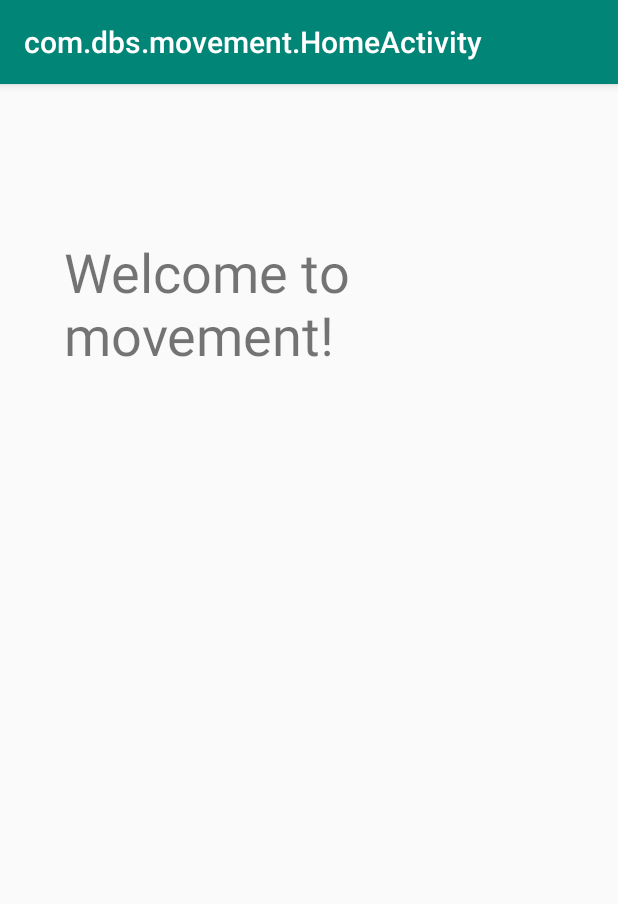
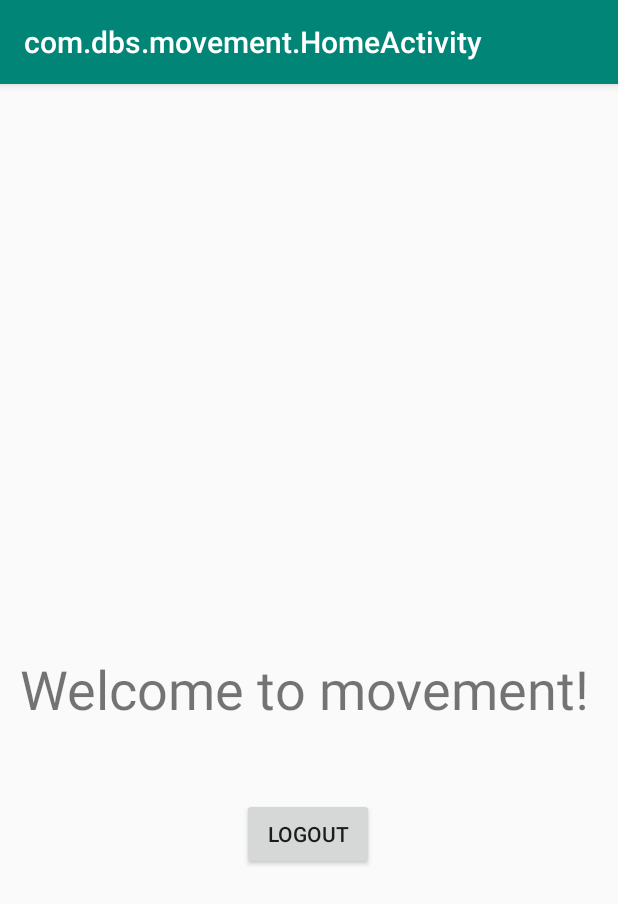
Before and after one commit to michaelbell010/movement, an Android app: the HomeActivity screen opened directly, with no data from a screen before it, on a phone screen of 412 x 824 dp. Shown: the top 904 px of the screen. Run offline under Robolectric (Android 15) with nearby library versions, the phone set to English and light mode, and no system bars; our stand-ins replace Firebase (no records; nobody signed in at launch, a user with empty details on screens opened directly).

Commit message:
added logout

```diff
--- a/app/src/main/java/com/dbs/movement/HomeActivity.java
+++ b/app/src/main/java/com/dbs/movement/HomeActivity.java
@@ -2,13 +2,32 @@ package com.dbs.movement;
 
 import androidx.appcompat.app.AppCompatActivity;
 
+import android.content.Intent;
 import android.os.Bundle;
+import android.view.View;
+import android.widget.Button;
+
+import com.google.firebase.auth.FirebaseAuth;
 
 public class HomeActivity extends AppCompatActivity {
+    Button btnLogout;
+    FirebaseAuth mFirebaseAuth;
+    private FirebaseAuth.AuthStateListener mAuthStatemListener;
 
     @Override
     protected void onCreate(Bundle savedInstanceState) {
         super.onCreate(savedInstanceState);
         setContentView(R.layout.activity_home);
+
+        btnLogout = findViewById(R.id.logout);
+
+        btnLogout.setOnClickListener(new View.OnClickListener() {
+            @Override
+            public void onClick(View view) {
+                FirebaseAuth.getInstance().signOut();
+                Intent intToMain = new Intent(HomeActivity.this, MainActivity.class);
+                startActivity(intToMain);
+            }
+        });
     }
 }
--- a/app/src/main/res/layout/activity_home.xml
+++ b/app/src/main/res/layout/activity_home.xml
@@ -7,14 +7,28 @@
     tools:context=".HomeActivity">
 
     <TextView
+
         android:id="@+id/textView2"
-        android:layout_width="326dp"
-        android:layout_height="91dp"
-        android:layout_marginBottom="576dp"
+        android:layout_width="395dp"
+        android:layout_height="69dp"
+        android:layout_marginBottom="320dp"
         android:text="Welcome to movement!"
         android:textSize="36sp"
         app:layout_constraintBottom_toBottomOf="parent"
-        app:layout_constraintHorizontal_bias="0.494"
+        app:layout_constraintHorizontal_bias="0.811"
         app:layout_constraintLeft_toLeftOf="parent"
         app:layout_constraintRight_toRightOf="parent" />
+
+    <Button
+        android:id="@+id/logout"
+        android:layout_width="wrap_content"
+        android:layout_height="wrap_content"
+        android:layout_marginBottom="244dp"
+        android:text="Logout"
+        app:layout_constraintBottom_toBottomOf="parent"
+        app:layout_constraintEnd_toEndOf="parent"
+        app:layout_constraintHorizontal_bias="0.498"
+        app:layout_constraintLeft_toLeftOf="parent"
+        app:layout_constraintRight_toRightOf="parent"
+        app:layout_constraintStart_toStartOf="parent" />
 </androidx.constraintlayout.widget.ConstraintLayout>
```
Also changed, not shown: app/src/main/java/com/dbs/movement/LoginActivity.java (+85 -1 lines), app/src/main/java/com/dbs/movement/MainActivity.java (+9 -0 lines), app/src/main/res/layout/activity_login.xml (+32 -31 lines).
